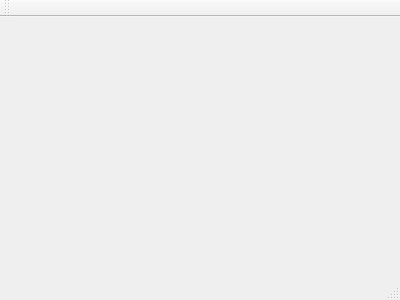
Above: mainwindow.ui from adair4074/- before the change. Below: the same form after it.
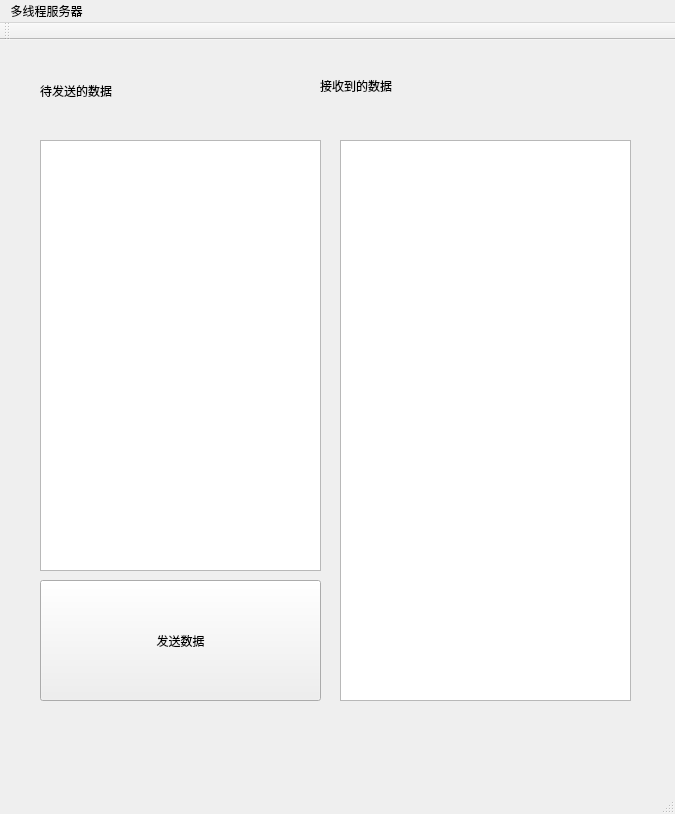
That is the form after the change.

Diff of the .ui file:
```diff
--- a/mainwindow.ui
+++ b/mainwindow.ui
@@ -1,24 +1,108 @@
 <ui version="4.0">
  <class>MainWindow</class>
- <widget class="QMainWindow" name="MainWindow" >
-  <property name="geometry" >
+ <widget class="QMainWindow" name="MainWindow">
+  <property name="geometry">
    <rect>
     <x>0</x>
     <y>0</y>
-    <width>400</width>
-    <height>300</height>
+    <width>675</width>
+    <height>814</height>
    </rect>
   </property>
   <property name="windowTitle" >
    <string>MainWindow</string>
   </property>
-  <widget class="QMenuBar" name="menuBar" />
-  <widget class="QToolBar" name="mainToolBar" />
-  <widget class="QWidget" name="centralWidget" />
-  <widget class="QStatusBar" name="statusBar" />
+  <property name="styleSheet">
+   <string notr="true">font: 14pt &quot;萝莉体&quot;;</string>
+  </property>
+  <widget class="QWidget" name="centralWidget">
+   <widget class="QPushButton" name="pushButton">
+    <property name="geometry">
+     <rect>
+      <x>40</x>
+      <y>540</y>
+      <width>281</width>
+      <height>121</height>
+     </rect>
+    </property>
+    <property name="text">
+     <string>发送数据</string>
+    </property>
+   </widget>
+   <widget class="QTextEdit" name="textEdit">
+    <property name="geometry">
+     <rect>
+      <x>340</x>
+      <y>100</y>
+      <width>291</width>
+      <height>561</height>
+     </rect>
+    </property>
+   </widget>
+   <widget class="QTextEdit" name="textEdit_2">
+    <property name="geometry">
+     <rect>
+      <x>40</x>
+      <y>100</y>
+      <width>281</width>
+      <height>431</height>
+     </rect>
+    </property>
+   </widget>
+   <widget class="QLabel" name="label">
+    <property name="geometry">
+     <rect>
+      <x>320</x>
+      <y>0</y>
+      <width>241</width>
+      <height>91</height>
+     </rect>
+    </property>
+    <property name="text">
+     <string>接收到的数据</string>
+    </property>
+   </widget>
+   <widget class="QLabel" name="label_2">
+    <property name="geometry">
+     <rect>
+      <x>40</x>
+      <y>10</y>
+      <width>251</width>
+      <height>81</height>
+     </rect>
+    </property>
+    <property name="text">
+     <string>待发送的数据</string>
+    </property>
+   </widget>
+  </widget>
+  <widget class="QMenuBar" name="menuBar">
+   <property name="geometry">
+    <rect>
+     <x>0</x>
+     <y>0</y>
+     <width>675</width>
+     <height>31</height>
+    </rect>
+   </property>
+   <widget class="QMenu" name="menu">
+    <property name="title">
+     <string>多线程服务器</string>
+    </property>
+   </widget>
+   <addaction name="menu"/>
+  </widget>
+  <widget class="QToolBar" name="mainToolBar">
+   <attribute name="toolBarArea">
+    <enum>TopToolBarArea</enum>
+   </attribute>
+   <attribute name="toolBarBreak">
+    <bool>false</bool>
+   </attribute>
+  </widget>
+  <widget class="QStatusBar" name="statusBar"/>
  </widget>
- <layoutDefault spacing="6" margin="11" />
- <pixmapfunction></pixmapfunction>
+ <layoutdefault spacing="6" margin="11"/>
  <resources/>
  <connections/>
 </ui>
```
Left out of the diff: 3 changed lines with no effect on the pictures.
